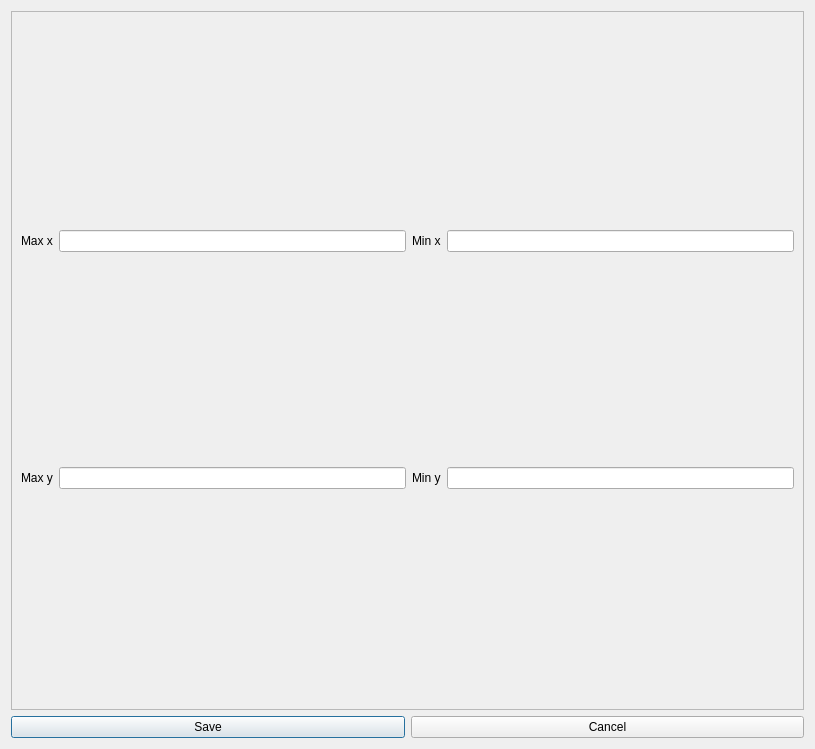
Before: the Qt Designer form settingschartview.ui in lflorrie/Refractograms, drawn with Qt 5.
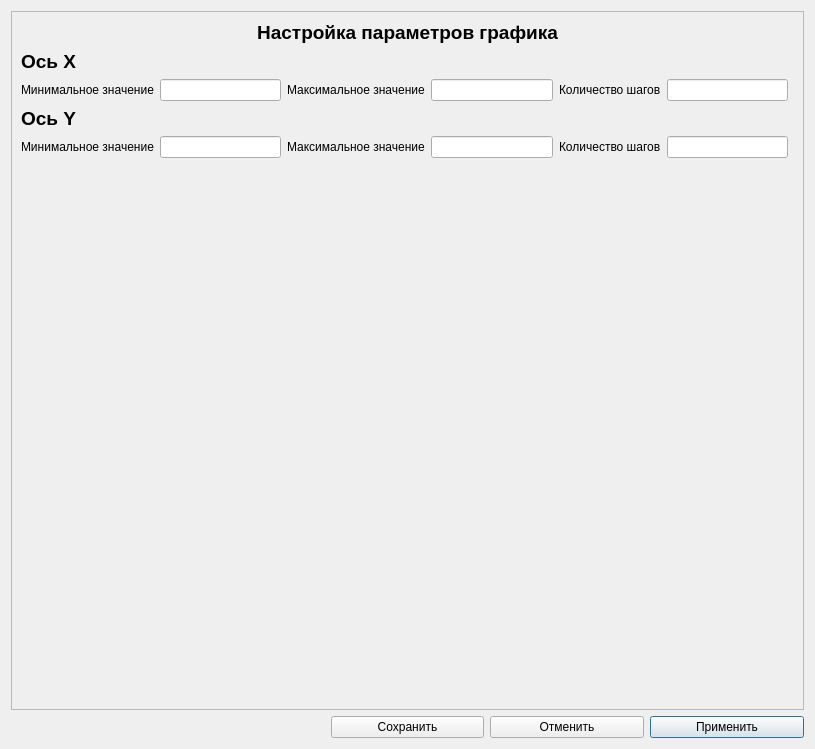
After: the same form once the commit is applied.

```diff
--- a/settingschartview.ui
+++ b/settingschartview.ui
@@ -20,21 +20,7 @@
    <string>Dialog</string>
   </property>
   <layout class="QGridLayout" name="gridLayout">
-   <item row="1" column="0">
-    <widget class="QPushButton" name="saveButton">
-     <property name="text">
-      <string>Save</string>
-     </property>
-    </widget>
-   </item>
-   <item row="1" column="1">
-    <widget class="QPushButton" name="cancelButton">
-     <property name="text">
-      <string>Cancel</string>
-     </property>
-    </widget>
-   </item>
-   <item row="0" column="0" colspan="2">
+   <item row="0" column="0" colspan="5">
     <widget class="QScrollArea" name="scrollArea">
      <property name="widgetResizable">
       <bool>true</bool>
@@ -49,50 +35,125 @@
        </rect>
       </property>
       <layout class="QGridLayout" name="gridLayout_2">
-       <item row="0" column="0">
-        <widget class="QLabel" name="label">
-         <property name="text">
-          <string>Max x</string>
-         </property>
-        </widget>
+       <item row="2" column="3">
+        <widget class="QLineEdit" name="le_maxX"/>
        </item>
-       <item row="1" column="1">
+       <item row="4" column="3">
         <widget class="QLineEdit" name="le_maxY"/>
        </item>
-       <item row="0" column="2">
+       <item row="0" column="0" colspan="7">
+        <widget class="QLabel" name="label_5">
+         <property name="text">
+          <string>&lt;html&gt;&lt;head/&gt;&lt;body&gt;&lt;p align=&quot;center&quot;&gt;&lt;span style=&quot; font-size:14pt; font-weight:700;&quot;&gt;Настройка параметров графика&lt;/span&gt;&lt;/p&gt;&lt;/body&gt;&lt;/html&gt;</string>
+         </property>
+        </widget>
+       </item>
+       <item row="2" column="1">
+        <widget class="QLineEdit" name="le_minX"/>
+       </item>
+       <item row="2" column="4">
+        <widget class="QLabel" name="label_6">
+         <property name="text">
+          <string>Количество шагов</string>
+         </property>
+        </widget>
+       </item>
+       <item row="4" column="5">
+        <widget class="QLineEdit" name="le_ticksY"/>
+       </item>
+       <item row="4" column="4">
+        <widget class="QLabel" name="label_7">
+         <property name="text">
+          <string>Количество шагов</string>
+         </property>
+        </widget>
+       </item>
+       <item row="2" column="0">
         <widget class="QLabel" name="label_2">
          <property name="text">
-          <string>Min x</string>
+          <string>Минимальное значение</string>
          </property>
         </widget>
        </item>
-       <item row="0" column="1">
-        <widget class="QLineEdit" name="le_maxX"/>
+       <item row="1" column="0" colspan="5">
+        <widget class="QLabel" name="label_8">
+         <property name="text">
+          <string>&lt;html&gt;&lt;head/&gt;&lt;body&gt;&lt;p&gt;&lt;span style=&quot; font-size:14pt; font-weight:700;&quot;&gt;Ось Х&lt;/span&gt;&lt;/p&gt;&lt;/body&gt;&lt;/html&gt;</string>
+         </property>
+        </widget>
        </item>
-       <item row="1" column="0">
-        <widget class="QLabel" name="label_3">
+       <item row="2" column="2">
+        <widget class="QLabel" name="label">
          <property name="text">
-          <string>Max y</string>
+          <string>Максимальное значение</string>
          </property>
         </widget>
        </item>
-       <item row="1" column="2">
+       <item row="4" column="0">
         <widget class="QLabel" name="label_4">
          <property name="text">
-          <string>Min y</string>
+          <string>Минимальное значение</string>
          </property>
         </widget>
        </item>
-       <item row="0" column="3">
-        <widget class="QLineEdit" name="le_minX"/>
+       <item row="2" column="5">
+        <widget class="QLineEdit" name="le_ticksX"/>
        </item>
-       <item row="1" column="3">
+       <item row="4" column="2">
+        <widget class="QLabel" name="label_3">
+         <property name="text">
+          <string>Максимальное значение</string>
+         </property>
+        </widget>
+       </item>
+       <item row="4" column="1">
         <widget class="QLineEdit" name="le_minY"/>
        </item>
+       <item row="3" column="0" colspan="6">
+        <widget class="QLabel" name="label_9">
+         <property name="text">
+          <string>&lt;html&gt;&lt;head/&gt;&lt;body&gt;&lt;p&gt;&lt;span style=&quot; font-size:14pt; font-weight:700;&quot;&gt;Ось Y&lt;/span&gt;&lt;/p&gt;&lt;/body&gt;&lt;/html&gt;</string>
+         </property>
+        </widget>
+       </item>
+       <item row="5" column="0" colspan="6">
+        <spacer name="verticalSpacer">
+         <property name="orientation">
+          <enum>Qt::Vertical</enum>
+         </property>
+         <property name="sizeHint" stdset="0">
+          <size>
+           <width>20</width>
+           <height>40</height>
+          </size>
+         </property>
+        </spacer>
+       </item>
       </layout>
      </widget>
     </widget>
    </item>
+   <item row="1" column="4">
+    <widget class="QPushButton" name="applyButton">
+     <property name="text">
+      <string>Применить</string>
+     </property>
+    </widget>
+   </item>
+   <item row="1" column="3">
+    <widget class="QPushButton" name="cancelButton">
+     <property name="text">
+      <string>Отменить</string>
+     </property>
+    </widget>
+   </item>
+   <item row="1" column="2">
+    <widget class="QPushButton" name="saveButton">
+     <property name="text">
+      <string>Сохранить</string>
+     </property>
+    </widget>
+   </item>
   </layout>
  </widget>
  <resources/>
```
